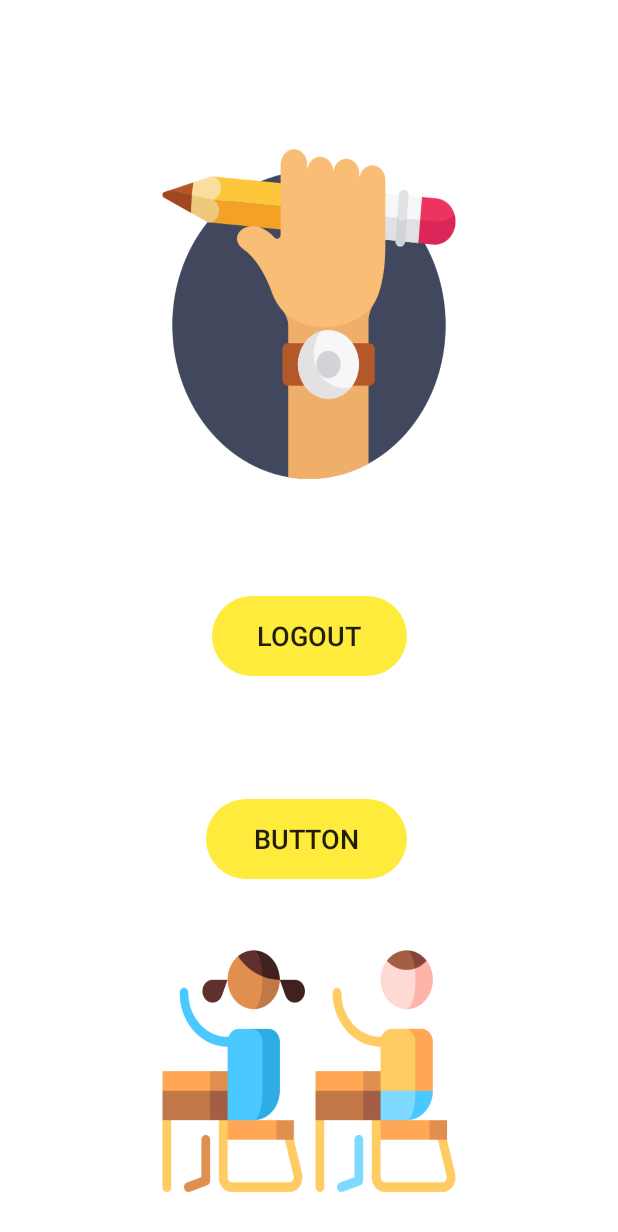
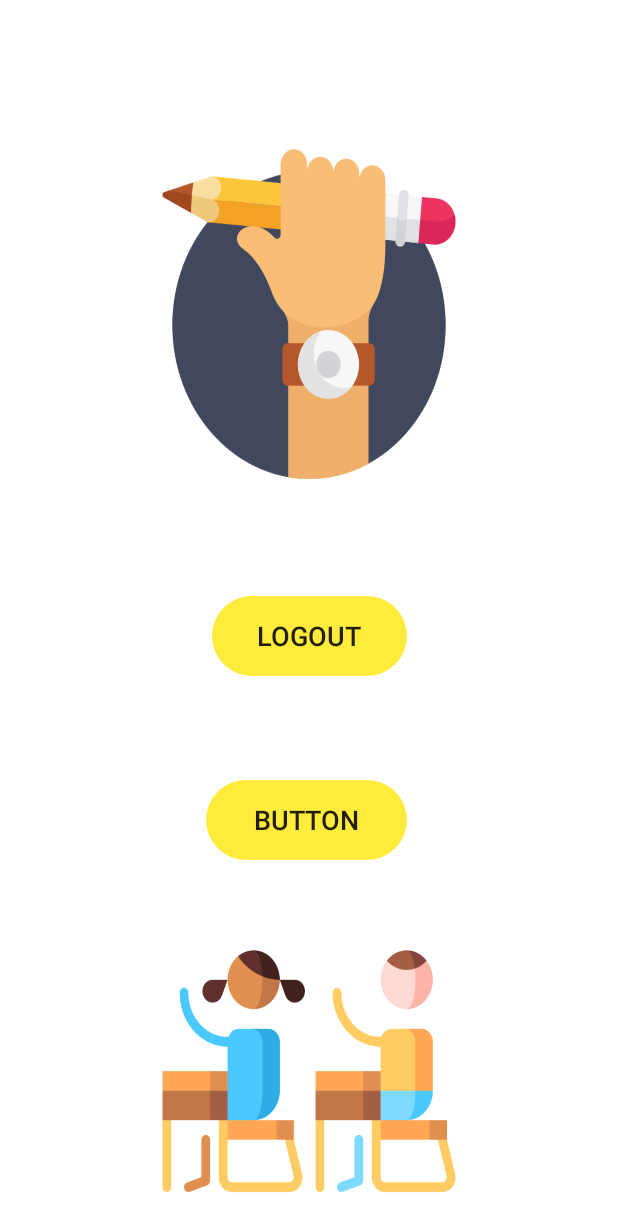
Before and after one commit to CISClassroom/android-group-project-saveyouractivity, an Android app: the layout activity_menu.xml on its own in the app's theme, with its tools: preview values and no code run, on a phone screen of 412 x 824 dp. Shown: the top 1232 px of the screen. Run offline under Robolectric (Android 15) with nearby library versions, the phone set to English and light mode, and no system bars.

Commit message:
Update UI
Co-Authored-By: jariyapun <jariyapun@users.noreply.github.com>

```diff
--- a/app/src/main/res/layout/activity_main.xml
+++ b/app/src/main/res/layout/activity_main.xml
@@ -13,7 +13,7 @@
         android:layout_height="47dp"
         android:layout_marginTop="385dp"
         android:layout_marginBottom="224dp"
-        android:text="@string/google_sign_up"
+        android:text="@string/google_sign_in"
         app:isDarkTheme="false"
         app:layout_constraintBottom_toBottomOf="parent"
         app:layout_constraintEnd_toEndOf="parent"
--- a/app/src/main/res/layout/activity_menu.xml
+++ b/app/src/main/res/layout/activity_menu.xml
@@ -38,7 +38,7 @@
         app:layout_constraintHorizontal_bias="0.494"
         app:layout_constraintStart_toStartOf="parent"
         app:layout_constraintTop_toTopOf="parent"
-        app:layout_constraintVertical_bias="0.691" />
+        app:layout_constraintVertical_bias="0.675" />
 
     <ListView
         android:id="@+id/ShowActivity"
```
